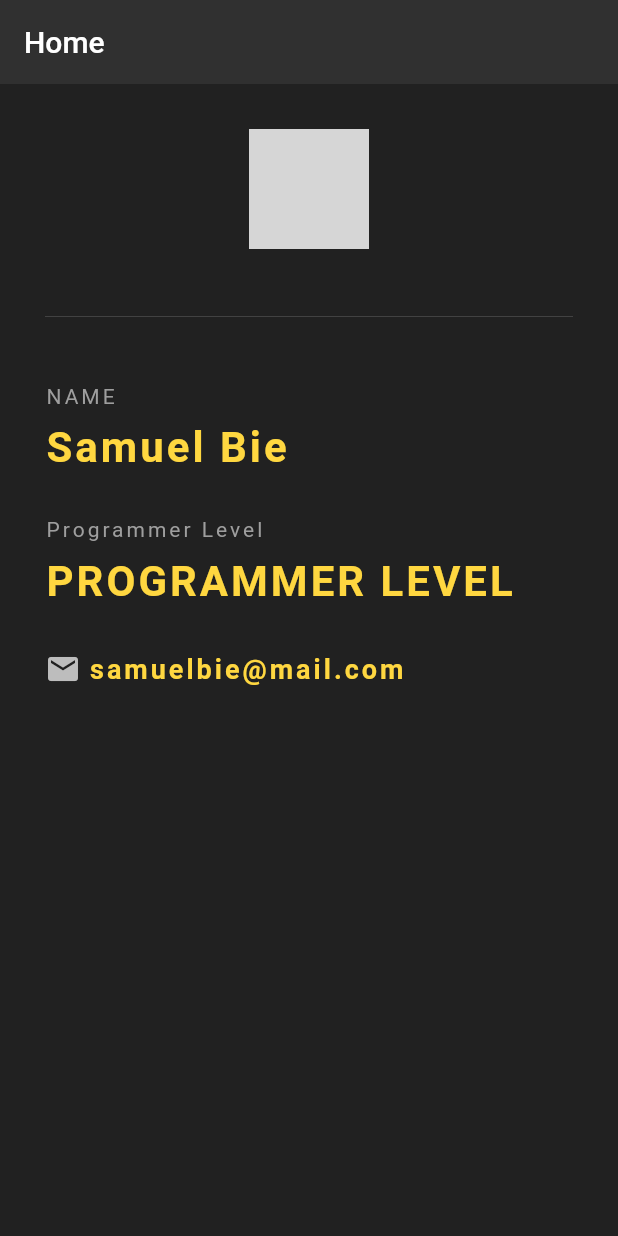
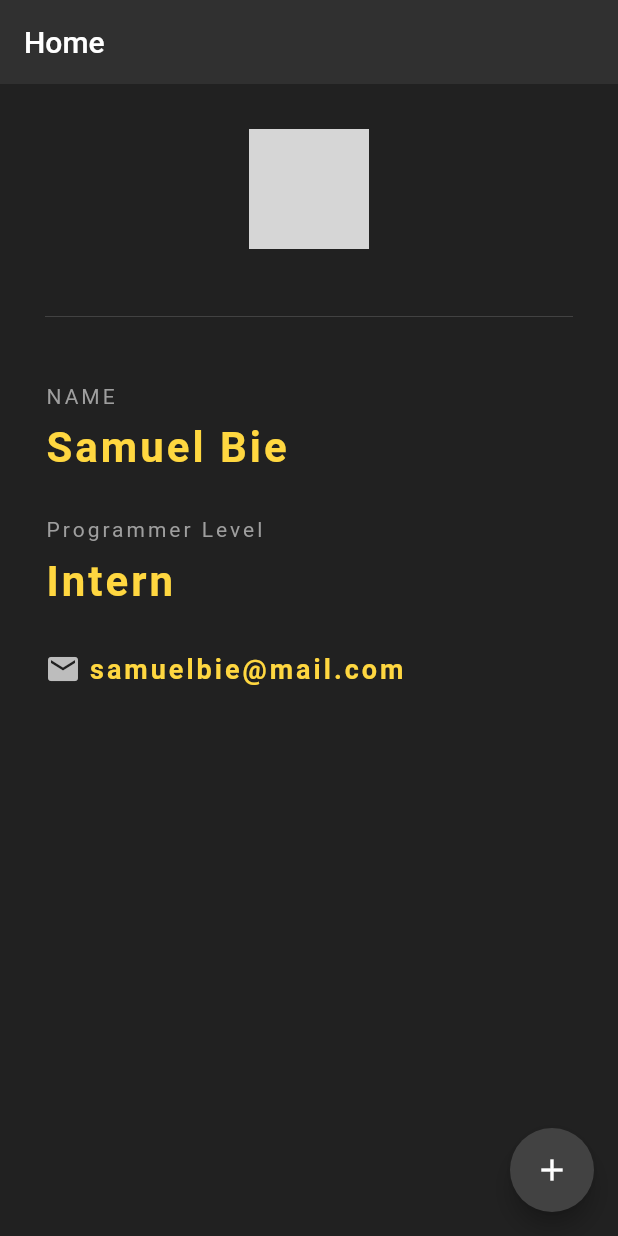
Before and after one commit to Samuel-Bie/flutter_basic_guide, a Flutter app: the screen it shows after launch, on a phone screen of 412 x 824 dp. Run offline on Flutter 3.47's test engine with Material 2 defaults, Android fonts, the phone set to English and light mode, and no system bars; network calls fail; grey boxes are pictures that could not be loaded.

Commit message:
Basic guide pause

```diff
--- a/lib/main.dart
+++ b/lib/main.dart
@@ -1,9 +1,11 @@
 import 'package:flutter/material.dart';
 
 void main() {
-  runApp(MaterialApp(
+  runApp(
+    MaterialApp(
       home: Home(),
-  ));
+    ),
+  );
 }
 
 class Home extends StatefulWidget {
@@ -14,14 +16,29 @@ class Home extends StatefulWidget {
 class _HomeState extends State<Home> {
   int programmerLevel = 0;
 
+  void incrementLevel() {
+    setState(() {
+      programmerLevel++;
+    });
+  }
+
   @override
   Widget build(BuildContext context) {
     var text = (programmerLevel < 5)
-        ? 'PROGRAMMER LEVEL'
-        : (programmerLevel < 10) ? 'Mid Level' : 'Master';
+        ? 'Intern'
+        : (programmerLevel < 10)
+            ? 'Junior'
+            : (programmerLevel < 15)
+                ? 'Mid Level'
+                : (programmerLevel < 20) ? 'Senior' : 'TeachLead';
 
     return Scaffold(
       backgroundColor: Colors.grey[900],
+      floatingActionButton: FloatingActionButton(
+        onPressed: incrementLevel,
+        child: Icon(Icons.add),
+        backgroundColor: Colors.grey[800],
+      ),
       appBar: AppBar(
         title: Text('Home'),
         backgroundColor: Colors.grey[850],
@@ -35,7 +52,7 @@ class _HomeState extends State<Home> {
             Center(
               child: CircleAvatar(
                 backgroundImage: NetworkImage(
-                      "http://192.168.8.101/mucassa/images/laravel-logo.png.jpg"),
+                    "https://s.gravatar.com/avatar/ef5e8e8765c5c00f2b8602f094d8b9db?s=400"),
                 radius: 40,
               ),
             ),
```
Also changed, not shown: 2 other files. Lines whose indentation alone changed are shown as unchanged.
